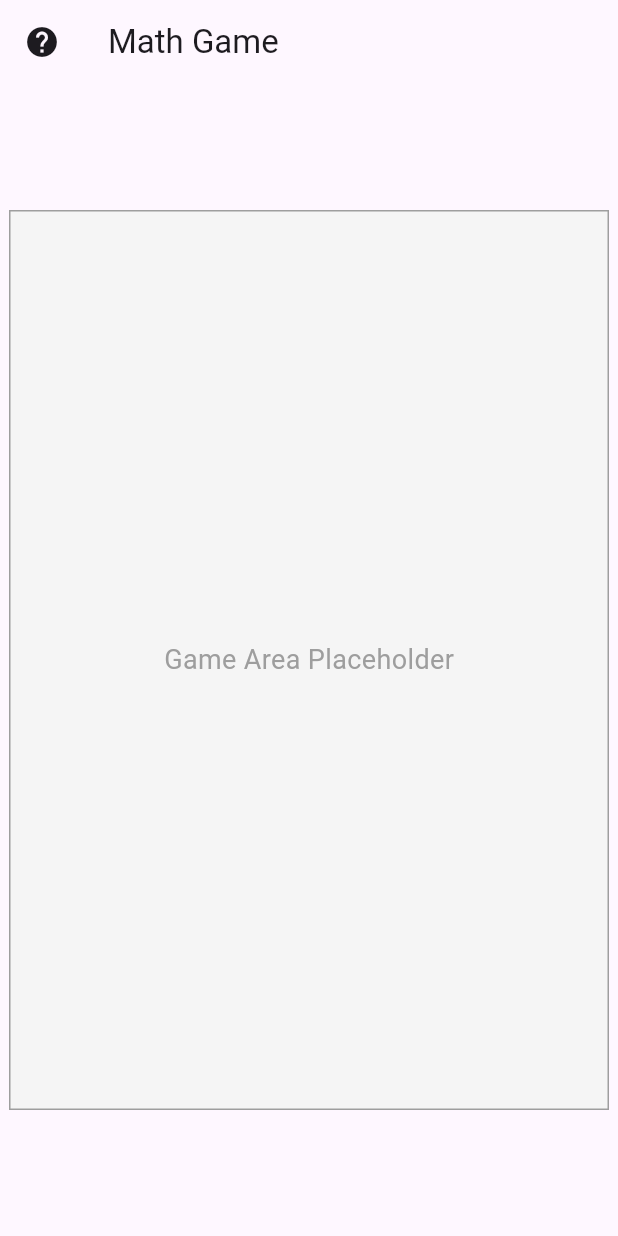
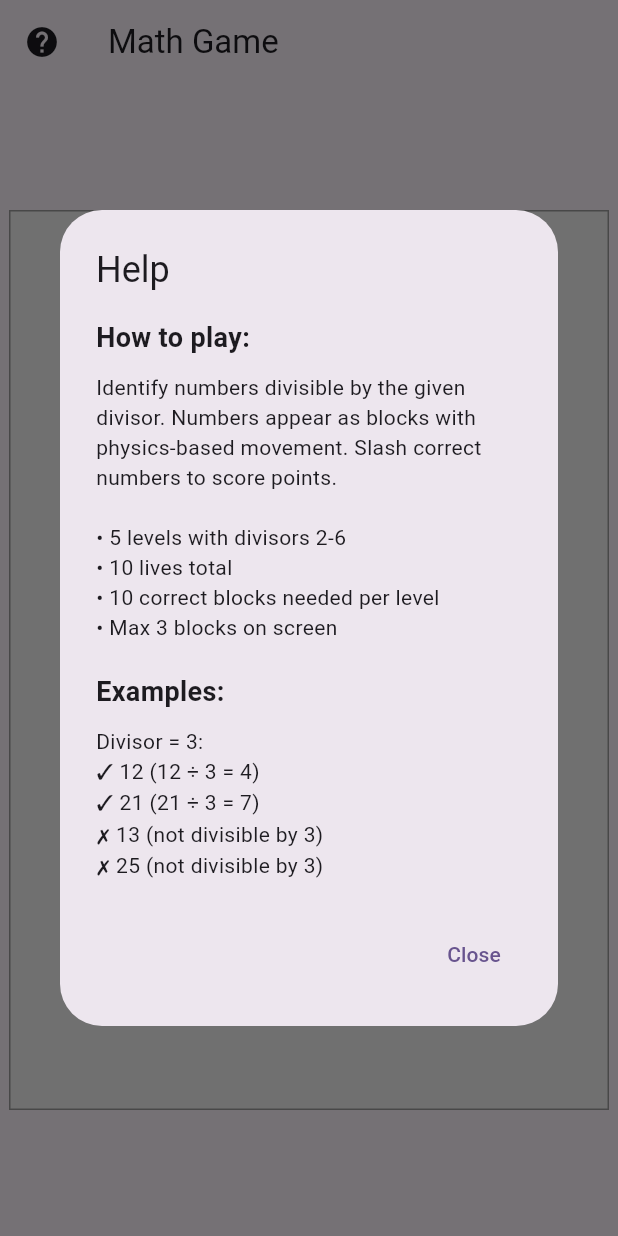
Before and after one commit to davidpangsw/divisibility-samurai, a Flutter app: the screen it shows after launch, after a tap on the "help" icon, on a phone screen of 412 x 824 dp. Run offline on Flutter 3.47's test engine with Material 3 defaults, Android fonts, the phone set to English and light mode, and no system bars.

Commit message:
phase02 done

```diff
--- a/lib/widgets/help_button.dart
+++ b/lib/widgets/help_button.dart
@@ -1,4 +1,5 @@
 import 'package:flutter/material.dart';
+import 'help_dialog.dart';
 
 class HelpButton extends StatelessWidget {
   const HelpButton({super.key});
@@ -8,7 +9,10 @@ class HelpButton extends StatelessWidget {
     return IconButton(
       icon: const Icon(Icons.help),
       onPressed: () {
-        // No effect for now
+        showDialog(
+          context: context,
+          builder: (context) => const HelpDialog(),
+        );
       },
     );
   }
--- /dev/null
+++ b/lib/widgets/help_dialog.dart
@@ -0,0 +1,58 @@
+import 'package:flutter/material.dart';
+import '../configs/config.dart';
+
+class HelpDialog extends StatelessWidget {
+  const HelpDialog({super.key});
+
+  @override
+  Widget build(BuildContext context) {
+    return AlertDialog(
+      title: const Text('Help'),
+      content: SingleChildScrollView(
+        child: Column(
+          crossAxisAlignment: CrossAxisAlignment.start,
+          mainAxisSize: MainAxisSize.min,
+          children: [
+            const Text(
+              'How to play:',
+              style: TextStyle(
+                fontSize: 18,
+                fontWeight: FontWeight.bold,
+              ),
+            ),
+            const SizedBox(height: 10),
+            Text(
+              'Identify numbers divisible by the given divisor. Numbers appear as blocks with physics-based movement. Slash correct numbers to score points.\n\n'
+              '• ${Config.totalLevels} levels with divisors ${Config.minDivisor}-${Config.maxDivisor}\n'
+              '• ${Config.totalLives} lives total\n'
+              '• ${Config.blocksNeededPerLevel} correct blocks needed per level\n'
+              '• Max ${Config.maxNumberBlocks} blocks on screen',
+            ),
+            const SizedBox(height: 20),
+            const Text(
+              'Examples:',
+              style: TextStyle(
+                fontSize: 18,
+                fontWeight: FontWeight.bold,
+              ),
+            ),
+            const SizedBox(height: 10),
+            const Text(
+              'Divisor = 3:\n'
+              '✓ 12 (12 ÷ 3 = 4)\n'
+              '✓ 21 (21 ÷ 3 = 7)\n'
+              '✗ 13 (not divisible by 3)\n'
+              '✗ 25 (not divisible by 3)',
+            ),
+          ],
+        ),
+      ),
+      actions: [
+        TextButton(
+          onPressed: () => Navigator.of(context).pop(),
+          child: const Text('Close'),
+        ),
+      ],
+    );
+  }
+}
```
